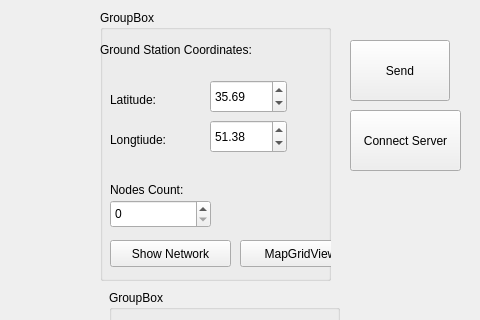
Qt form mainwindow.ui (amirabahram/Network-Simulator) before a commit; both pictures show x 320 to 800 and y 0 to 320 of the 800 by 600 pixel window.
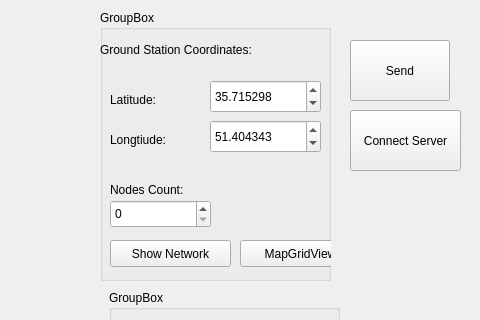
The same form after that commit.

Diff of the .ui file:
```diff
--- a/mainwindow.ui
+++ b/mainwindow.ui
@@ -225,12 +225,15 @@
       <rect>
        <x>110</x>
        <y>70</y>
-       <width>77</width>
+       <width>111</width>
        <height>33</height>
       </rect>
      </property>
+     <property name="decimals">
+      <number>6</number>
+     </property>
      <property name="value">
-      <double>35.689999999999998</double>
+      <double>35.715297999999997</double>
      </property>
     </widget>
     <widget class="QDoubleSpinBox" name="sp_Long">
@@ -238,12 +241,15 @@
       <rect>
        <x>110</x>
        <y>110</y>
-       <width>77</width>
+       <width>111</width>
        <height>33</height>
       </rect>
      </property>
+     <property name="decimals">
+      <number>6</number>
+     </property>
      <property name="value">
-      <double>51.380000000000003</double>
+      <double>51.404342999999997</double>
      </property>
     </widget>
     <widget class="QPushButton" name="pb_mapGrdView">
```
